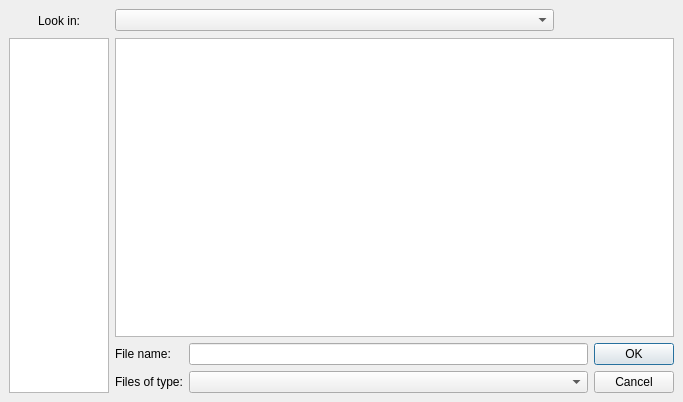
wildmichael/ParaView3-enhancements-old, file Qt/Core/Resources/UI/pqFileDialog.ui: the form before one commit.
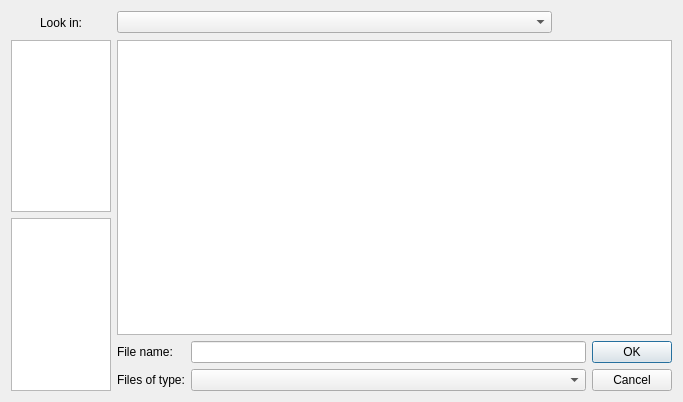
The form after the commit. Custom widgets are drawn as their Qt base class.

Commit message: BUG: File dialog now has a recently used dirs list box of the left side.

The edit to the form file:
```diff
--- a/Qt/Core/Resources/UI/pqFileDialog.ui
+++ b/Qt/Core/Resources/UI/pqFileDialog.ui
@@ -13,21 +13,6 @@
    <string>Dialog</string>
   </property>
   <layout class="QVBoxLayout" >
-   <property name="spacing" >
-    <number>6</number>
-   </property>
-   <property name="leftMargin" >
-    <number>9</number>
-   </property>
-   <property name="topMargin" >
-    <number>9</number>
-   </property>
-   <property name="rightMargin" >
-    <number>9</number>
-   </property>
-   <property name="bottomMargin" >
-    <number>9</number>
-   </property>
    <item>
     <layout class="QHBoxLayout" >
      <property name="spacing" >
@@ -139,25 +124,7 @@
    </item>
    <item>
     <layout class="QGridLayout" >
-     <property name="leftMargin" >
-      <number>0</number>
-     </property>
-     <property name="topMargin" >
-      <number>0</number>
-     </property>
-     <property name="rightMargin" >
-      <number>0</number>
-     </property>
-     <property name="bottomMargin" >
-      <number>0</number>
-     </property>
-     <property name="horizontalSpacing" >
-      <number>6</number>
-     </property>
-     <property name="verticalSpacing" >
-      <number>6</number>
-     </property>
-     <item rowspan="2" row="0" column="0" >
+     <item row="0" column="0" >
       <widget class="QListView" name="Favorites" >
        <property name="sizePolicy" >
         <sizepolicy vsizetype="Expanding" hsizetype="Minimum" >
@@ -179,7 +146,39 @@
        </property>
       </widget>
      </item>
-     <item row="1" column="1" >
+     <item rowspan="2" row="0" column="1" >
+      <widget class="QTreeView" name="Files" >
+       <property name="sizePolicy" >
+        <sizepolicy vsizetype="Expanding" hsizetype="Expanding" >
+         <horstretch>2</horstretch>
+         <verstretch>0</verstretch>
+        </sizepolicy>
+       </property>
+      </widget>
+     </item>
+     <item rowspan="2" row="1" column="0" >
+      <widget class="QListView" name="Recent" >
+       <property name="sizePolicy" >
+        <sizepolicy vsizetype="Expanding" hsizetype="Minimum" >
+         <horstretch>1</horstretch>
+         <verstretch>0</verstretch>
+        </sizepolicy>
+       </property>
+       <property name="minimumSize" >
+        <size>
+         <width>100</width>
+         <height>0</height>
+        </size>
+       </property>
+       <property name="maximumSize" >
+        <size>
+         <width>100</width>
+         <height>16777215</height>
+        </size>
+       </property>
+      </widget>
+     </item>
+     <item row="2" column="1" >
       <layout class="QGridLayout" >
        <property name="leftMargin" >
         <number>0</number>
@@ -239,16 +238,6 @@
        </item>
       </layout>
      </item>
-     <item row="0" column="1" >
-      <widget class="QTreeView" name="Files" >
-       <property name="sizePolicy" >
-        <sizepolicy vsizetype="Expanding" hsizetype="Expanding" >
-         <horstretch>2</horstretch>
-         <verstretch>0</verstretch>
-        </sizepolicy>
-       </property>
-      </widget>
-     </item>
     </layout>
    </item>
   </layout>
```
